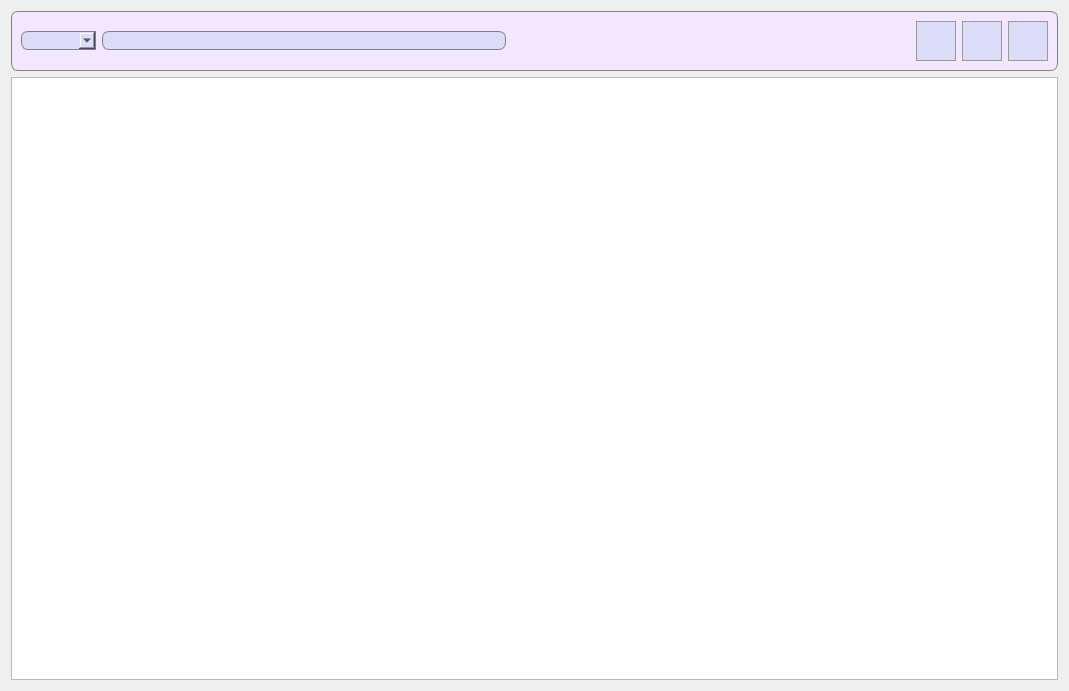
The window that ListClients.ui (FediiBohdan/TechService) describes before a commit, drawn with Qt 5.
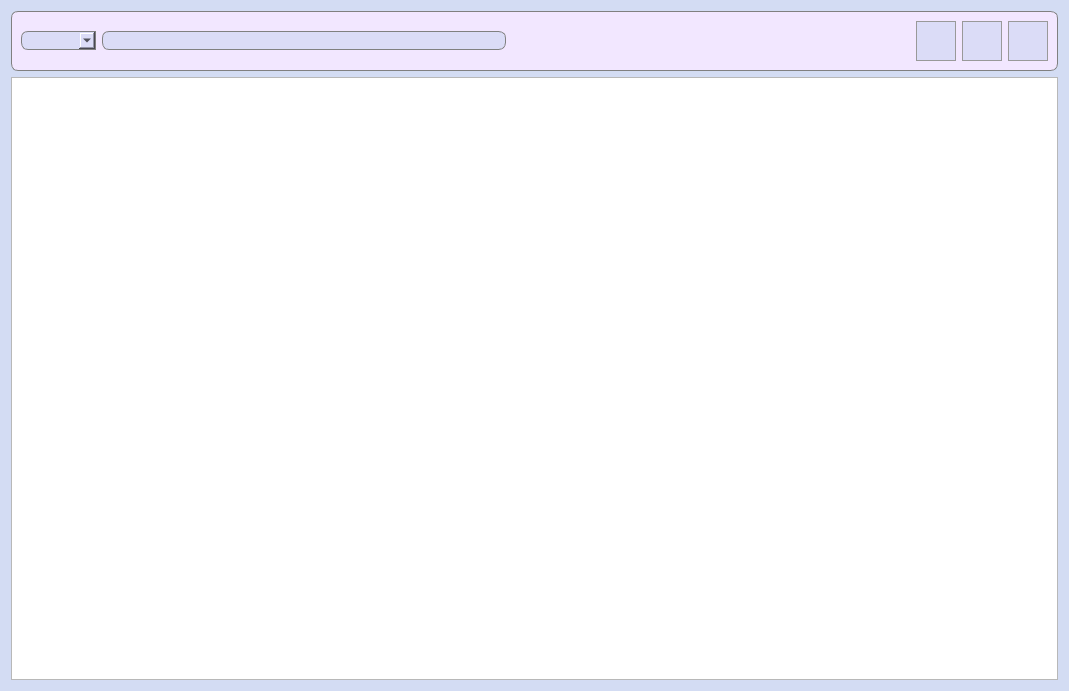
The same window after the commit. Icons and pictures are not drawn.

```diff
--- a/ListClients.ui
+++ b/ListClients.ui
@@ -14,7 +14,14 @@
    <string>Список клиентов</string>
   </property>
   <property name="styleSheet">
-   <string notr="true"/>
+   <string notr="true">QDialog {
+	background-color: #d3dcf3;
+	background-image: url(:/images/backgroundImage.png)
+}
+
+QMessageBox {
+	background-color: white;
+}</string>
   </property>
   <layout class="QGridLayout" name="gridLayout_2">
    <item row="1" column="0">
```
Left out of the diff: 7 changed lines with no effect on the pictures.
